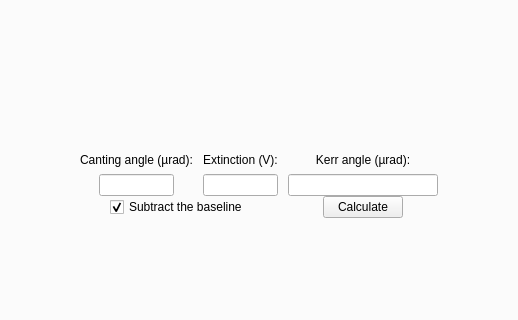
This is nicos_jcns/moke01/gui/mokehistory.ui in mlz-ictrl/nicos as Qt 5 draws it before an edit; both pictures show x 349 to 867 and y 130 to 450 of the 960 by 600 pixel window. The edited form follows.
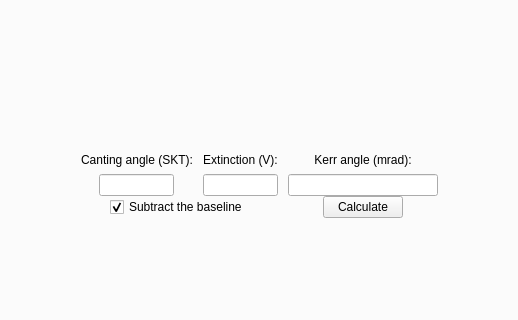
This is the edited form.

Commit message:
moke01/gui: change units in labels for some parameters
Canting angle is in (SKT)
Kerr angle is in (mrad)

Patch:
```diff
--- a/nicos_jcns/moke01/gui/mokehistory.ui
+++ b/nicos_jcns/moke01/gui/mokehistory.ui
@@ -124,7 +124,7 @@
             </size>
            </property>
            <property name="text">
-            <string>Canting angle (µrad):</string>
+            <string>Canting angle (SKT):</string>
            </property>
            <property name="alignment">
             <set>Qt::AlignCenter</set>
@@ -260,7 +260,7 @@
             </size>
            </property>
            <property name="text">
-            <string>Kerr angle (µrad):</string>
+            <string>Kerr angle (mrad):</string>
            </property>
            <property name="alignment">
             <set>Qt::AlignCenter</set>
```
The commit also changes 3 other files.
